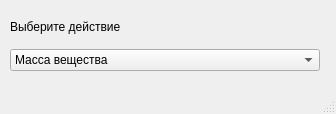
This is main.ui in GlushkoIlya/Chemical-calculator as Qt 5 draws it before an edit. The edited form follows.
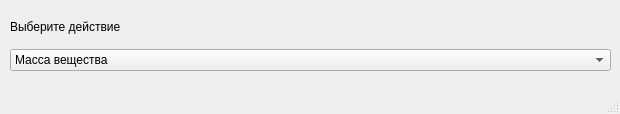
This is the edited form.

What changed in the file:
```diff
--- a/main.ui
+++ b/main.ui
@@ -6,7 +6,7 @@
    <rect>
     <x>0</x>
     <y>0</y>
-    <width>336</width>
+    <width>620</width>
     <height>114</height>
    </rect>
   </property>
@@ -19,7 +19,7 @@
      <rect>
       <x>10</x>
       <y>10</y>
-      <width>310</width>
+      <width>601</width>
       <height>61</height>
      </rect>
     </property>
```
Left out of the diff: 13 changed lines with no effect on the pictures.
